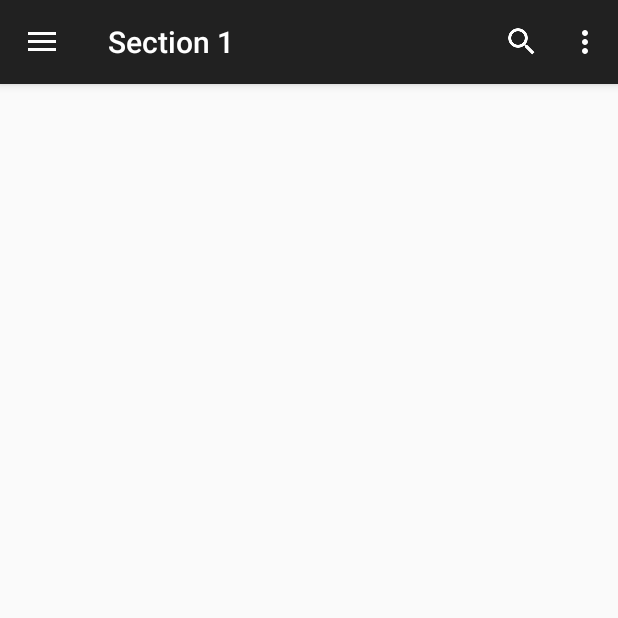
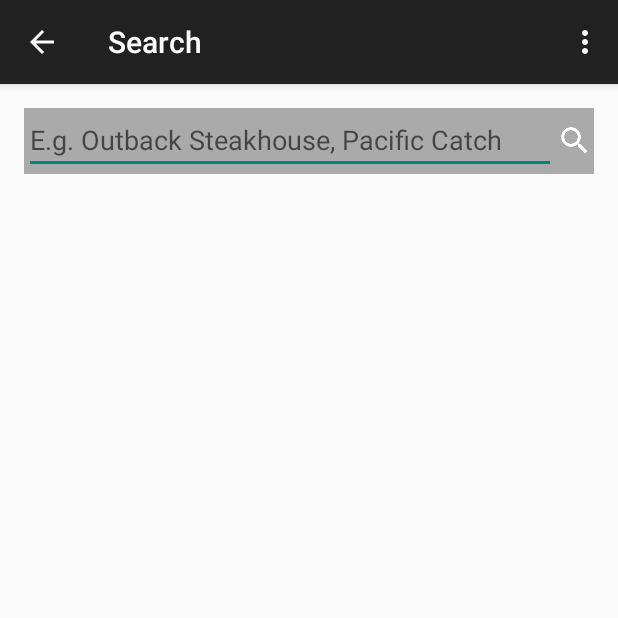
Before and after one commit to saihou/Smoove, an Android app: the screen it shows after launch (MainActivity before the commit, SearchActivity after it), after a tap on "Example action", on a phone screen of 412 x 824 dp, the top half of it. Run offline under Robolectric (Android 15) with nearby library versions, the phone set to English and light mode, and no system bars.

Commit message:
Added Search Activity

```diff
--- a/Android/app/src/main/AndroidManifest.xml
+++ b/Android/app/src/main/AndroidManifest.xml
@@ -16,6 +16,10 @@
                 <category android:name="android.intent.category.LAUNCHER" />
             </intent-filter>
         </activity>
+        <activity
+            android:name=".SearchActivity"
+            android:label="@string/title_activity_search" >
+        </activity>
     </application>
 
 </manifest>
--- a/Android/app/src/main/java/hackathon/money2020/browncow/NavigationDrawerFragment.java
+++ b/Android/app/src/main/java/hackathon/money2020/browncow/NavigationDrawerFragment.java
@@ -1,5 +1,6 @@
 package hackathon.money2020.browncow;
 
+import android.content.Intent;
 import android.support.v7.app.AppCompatActivity;
 import android.app.Activity;
 import android.support.v7.app.ActionBar;
@@ -247,7 +248,8 @@ public class NavigationDrawerFragment extends Fragment {
         }
 
         if (item.getItemId() == R.id.action_example) {
-            Toast.makeText(getActivity(), "Example action.", Toast.LENGTH_SHORT).show();
+            Intent intent = new Intent(getContext(), SearchActivity.class);
+            startActivity(intent);
             return true;
         }
 
--- /dev/null
+++ b/Android/app/src/main/java/hackathon/money2020/browncow/SearchActivity.java
@@ -0,0 +1,46 @@
+package hackathon.money2020.browncow;
+
+import android.support.v7.app.AppCompatActivity;
+import android.os.Bundle;
+import android.view.Menu;
+import android.view.MenuItem;
+import android.widget.ListView;
+import android.widget.Toast;
+
+public class SearchActivity extends AppCompatActivity {
+    ListView listView;
+
+    @Override
+    protected void onCreate(Bundle savedInstanceState) {
+        super.onCreate(savedInstanceState);
+        listView = (ListView) findViewById(R.id.listView);
+        setContentView(R.layout.activity_search);
+    }
+
+    @Override
+    public boolean onCreateOptionsMenu(Menu menu) {
+        // Inflate the menu; this adds items to the action bar if it is present.
+        getMenuInflater().inflate(R.menu.menu_search, menu);
+        getSupportActionBar().setTitle(getString(R.string.title_activity_search));
+        getSupportActionBar().setDisplayHomeAsUpEnabled(true);
+        return true;
+    }
+
+    @Override
+    public boolean onOptionsItemSelected(MenuItem item) {
+        // Handle action bar item clicks here. The action bar will
+        // automatically handle clicks on the Home/Up button, so long
+        // as you specify a parent activity in AndroidManifest.xml.
+        int id = item.getItemId();
+        //noinspection SimplifiableIfStatement
+        if (id == R.id.action_settings) {
+            return true;
+        }
+
+        if (id == android.R.id.home) {
+            this.finish();
+        }
+
+        return super.onOptionsItemSelected(item);
+    }
+}
--- /dev/null
+++ b/Android/app/src/main/res/layout/activity_search.xml
@@ -0,0 +1,46 @@
+<RelativeLayout xmlns:android="http://schemas.android.com/apk/res/android"
+    xmlns:tools="http://schemas.android.com/tools" android:layout_width="match_parent"
+    android:layout_height="match_parent" android:paddingLeft="@dimen/activity_horizontal_margin"
+    android:paddingRight="@dimen/activity_horizontal_margin"
+    android:paddingTop="@dimen/activity_vertical_margin"
+    android:paddingBottom="@dimen/activity_vertical_margin"
+    tools:context="hackathon.money2020.browncow.SearchActivity">
+
+
+    <LinearLayout
+        android:orientation="vertical"
+        android:layout_width="match_parent"
+        android:layout_height="match_parent">
+
+        <LinearLayout
+            android:orientation="horizontal"
+            android:layout_width="match_parent"
+            android:layout_height="44dp"
+            android:background="@android:color/darker_gray">
+
+            <EditText
+                android:layout_width="wrap_content"
+                android:layout_height="match_parent"
+                android:id="@+id/searchBar"
+                android:layout_weight="1"
+                android:singleLine="true"
+                android:hint="@string/hint_search"
+                android:imeOptions="actionSearch" />
+
+            <ImageButton
+                android:layout_width="wrap_content"
+                android:layout_height="match_parent"
+                android:id="@+id/searchButton"
+                android:src="@drawable/ic_search_white_24dp"
+                android:layout_weight="0.03"
+                android:background="#00ffffff" />
+        </LinearLayout>
+
+        <ListView
+            android:layout_width="match_parent"
+            android:layout_height="wrap_content"
+            android:id="@+id/listView"
+            android:layout_gravity="center_horizontal" />
+
+    </LinearLayout>
+</RelativeLayout>
--- /dev/null
+++ b/Android/app/src/main/res/menu/menu_search.xml
@@ -0,0 +1,7 @@
+<menu xmlns:android="http://schemas.android.com/apk/res/android"
+    xmlns:app="http://schemas.android.com/apk/res-auto"
+    xmlns:tools="http://schemas.android.com/tools"
+    tools:context="hackathon.money2020.browncow.SearchActivity">
+    <item android:id="@+id/action_settings" android:title="@string/action_settings"
+        android:orderInCategory="100" app:showAsAction="never" />
+</menu>
--- a/Android/app/src/main/res/values/strings.xml
+++ b/Android/app/src/main/res/values/strings.xml
@@ -4,11 +4,14 @@
     <string name="title_section1">Section 1</string>
     <string name="title_section2">Section 2</string>
     <string name="title_section3">Section 3</string>
-
+    <string name="hint_search">E.g. Outback Steakhouse, Pacific Catch</string>
     <string name="navigation_drawer_open">Open navigation drawer</string>
     <string name="navigation_drawer_close">Close navigation drawer</string>
 
     <string name="action_example">Example action</string>
 
     <string name="action_settings">Settings</string>
+    <string name="title_activity_search">Search</string>
+
+    <string name="hello_world">Hello world!</string>
 </resources>
```
